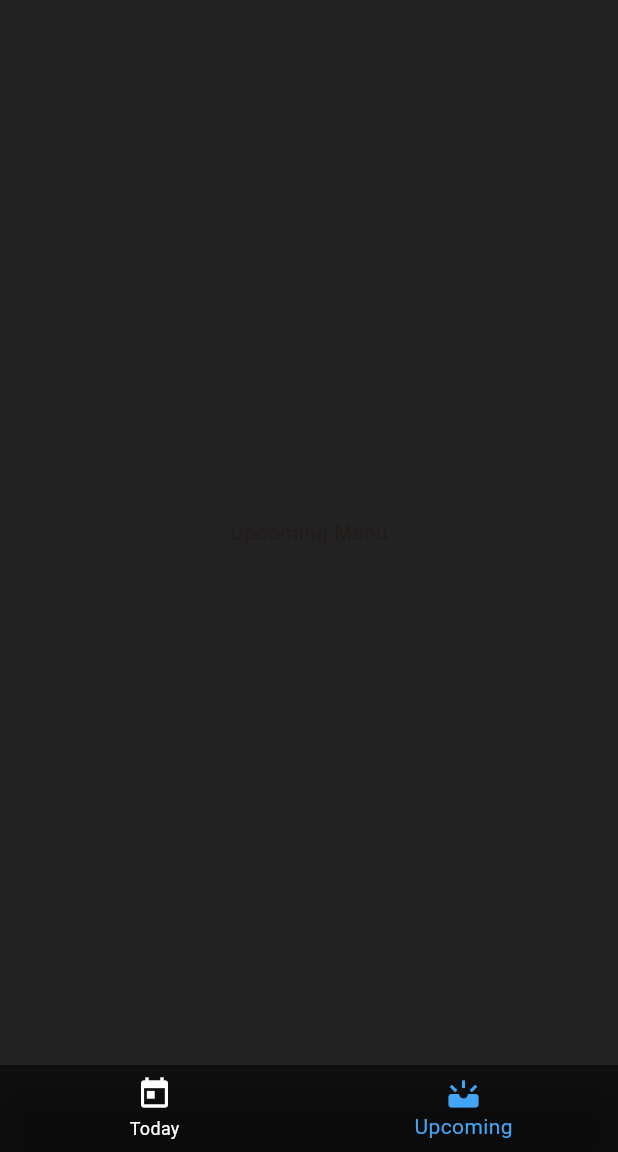
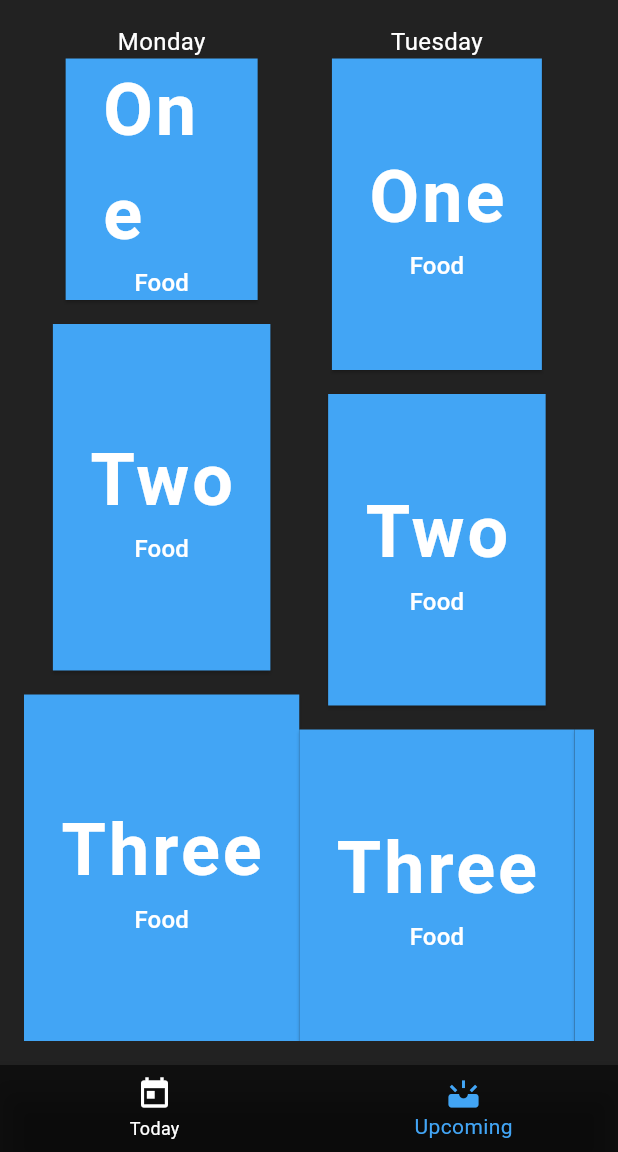
Before and after one commit to Shuflduf/JCS-Cravens, a Flutter app: the screen it shows after launch, item 2 of the bottom bar chosen, on a phone screen of 412 x 824 dp, the part 84-1236 px from its top. Run offline on Flutter 3.47's test engine with Material 3 defaults, Android fonts, the phone set to English and light mode, and no system bars; Roboto replaces fonts that are missing (RobotoMono).

Commit message:
making upcoming menu

```diff
--- a/frontend/lib/main.dart
+++ b/frontend/lib/main.dart
@@ -1,6 +1,7 @@
 import 'package:flutter/material.dart';
 
 import 'menu_item.dart';
+import 'upcoming.dart';
 
 void main() {
   runApp(const MyApp());
@@ -35,7 +36,7 @@ class MainMenuState extends State<MainMenu> {
 
   static const List<Widget> _widgetOptions = <Widget>[
     TodayMenu(),
-    UpcomingMenu(),
+    UpcomingMenu(content: "a"),
   ];
 
   void _onItemTapped(int index) {
@@ -106,14 +107,3 @@ class TodayMenu extends StatelessWidget {
     );
   }
 }
-
-class UpcomingMenu extends StatelessWidget {
-  const UpcomingMenu({super.key});
-
-  @override
-  Widget build(BuildContext context) {
-    return const Center(
-      child: Text('Upcoming Menu'),
-    );
-  }
-}
--- a/frontend/lib/upcoming.dart
+++ b/frontend/lib/upcoming.dart
@@ -0,0 +1,79 @@
+import 'package:flutter/material.dart';
+import 'package:frontend/menu_item.dart';
+
+class UpcomingMenu extends StatefulWidget {
+  const UpcomingMenu({super.key, required this.content});
+
+  final String content;
+
+  @override
+  UpcomingMenuState createState() => UpcomingMenuState();
+}
+
+class UpcomingMenuState extends State<UpcomingMenu> {
+  @override
+  Widget build(BuildContext context) {
+    const double margins = 16.0;
+    const double width = 128.0;
+    return Padding(
+      padding: const EdgeInsets.all(16.0),
+      child: ListView(
+        scrollDirection: Axis.horizontal,
+        children: const [
+          Column(
+            children: [
+              Text(
+                "Monday",
+                style: TextStyle(
+                  color: Colors.white,
+                  fontSize: 16.0,
+                  fontFamily: "RobotoMono",
+                ),
+              ),
+              SizedBox(child: MenuItem(content: "One", type: "Food", enabled: true), width:
+              width,),
+              SizedBox(height: margins),
+              MenuItem(content: "Two", type: "Food", enabled: true),
+              SizedBox(height: margins),
+              MenuItem(content: "Three", type: "Food", enabled: true),
+            ],
+          ),
+          Column(
+            children: [
+              Text(
+                "Tuesday",
+                style: TextStyle(
+                  color: Colors.white,
+                  fontSize: 16.0,
+                  fontFamily: "RobotoMono",
+                ),
+              ),
+              MenuItem(content: "One", type: "Food", enabled: true),
+              SizedBox(height: margins),
+              MenuItem(content: "Two", type: "Food", enabled: true),
+              SizedBox(height: margins),
+              MenuItem(content: "Three", type: "Food", enabled: true),
+            ],
+          ),
+          Column(
+            children: [
+              Text(
+                "Wednesday",
+                style: TextStyle(
+                  color: Colors.white,
+                  fontSize: 16.0,
+                  fontFamily: "RobotoMono",
+                ),
+              ),
+              MenuItem(content: "One", type: "Food", enabled: true),
+              SizedBox(height: margins),
+              MenuItem(content: "Two", type: "Food", enabled: true),
+              SizedBox(height: margins),
+              MenuItem(content: "Three", type: "Food", enabled: true),
+            ],
+          ),
+        ],
+      ),
+    );
+  }
+}
```
